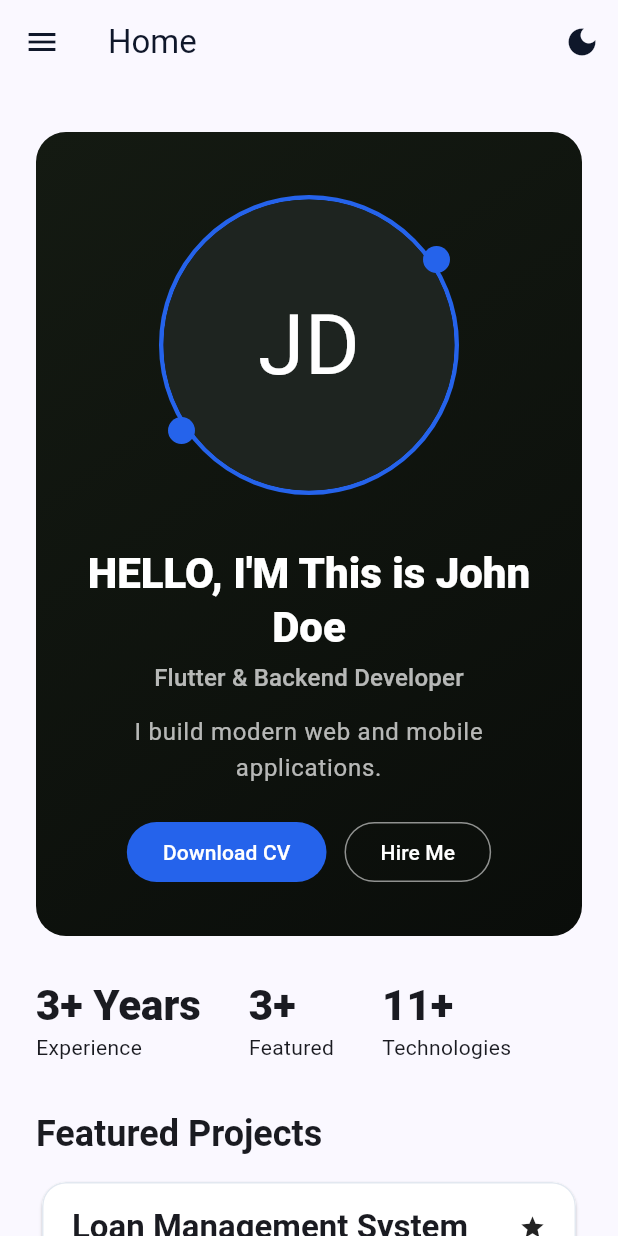
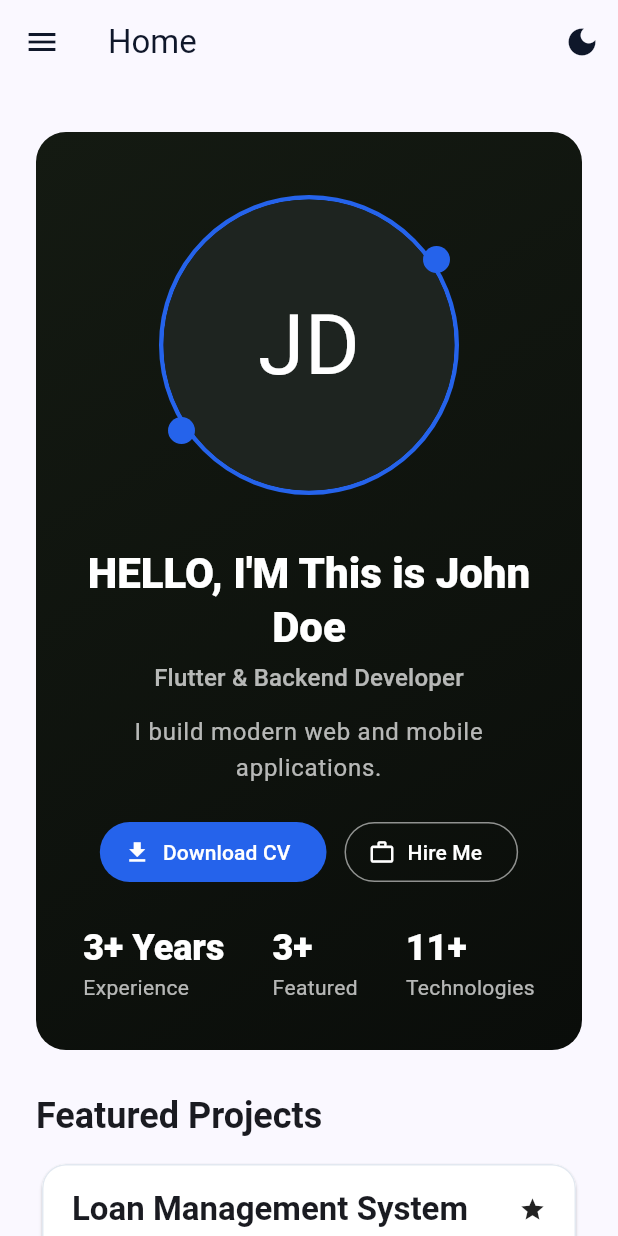
Before and after one commit to oyinss/portfolio, a Flutter app: the screen it shows after launch, on a phone screen of 412 x 824 dp. Run offline on Flutter 3.47's test engine with Material 3 defaults, Android fonts, the phone set to English and light mode, and no system bars; our stand-ins replace file_picker, flutter_svg, go_router, image_picker, shared_preferences.

Commit message:
Hero: stats inside intro box; icons on hero + card buttons

```diff
--- a/app/lib/features/home/home_page.dart
+++ b/app/lib/features/home/home_page.dart
@@ -60,17 +60,12 @@ class _HomeBody extends StatelessWidget {
       child: Column(
         crossAxisAlignment: CrossAxisAlignment.start,
         children: [
-          _HeroCard(profile: profile),
+          _HeroCard(
+            profile: profile,
+            featuredCount: featured.length,
+            techCount: techCount,
+          ),
           const SizedBox(height: 28),
-          Wrap(
-            spacing: 32,
-            children: [
-              _Stat(value: profile.yearsExperience, label: 'Experience'),
-              _Stat(value: '${featured.length}+', label: 'Featured'),
-              _Stat(value: '$techCount+', label: 'Technologies'),
-            ],
-          ),
-          const SizedBox(height: 32),
           Text('Featured Projects', style: text.headlineSmall?.copyWith(fontWeight: FontWeight.w700)),
           const SizedBox(height: 12),
           GridView.builder(
@@ -101,7 +96,9 @@ class _HomeBody extends StatelessWidget {
 /// the active accent color.
 class _HeroCard extends StatelessWidget {
   final PortfolioProfile profile;
-  const _HeroCard({required this.profile});
+  final int featuredCount;
+  final int techCount;
+  const _HeroCard({required this.profile, required this.featuredCount, required this.techCount});
 
   Future<void> _downloadCv(BuildContext context) async {
     final url = resolveFileUrl(profile.resumeUrl);
@@ -194,19 +191,32 @@ class _HeroCard extends StatelessWidget {
           runSpacing: 12,
           alignment: wide ? WrapAlignment.start : WrapAlignment.center,
           children: [
-            FilledButton(
+            FilledButton.icon(
               style: FilledButton.styleFrom(backgroundColor: accent, foregroundColor: onAccent),
               onPressed: () => _downloadCv(context),
-              child: const Text('Download CV'),
+              icon: const Icon(Icons.download, size: 18),
+              label: const Text('Download CV'),
             ),
-            OutlinedButton(
+            OutlinedButton.icon(
               style: OutlinedButton.styleFrom(
                 foregroundColor: Colors.white,
                 side: const BorderSide(color: Colors.white54),
               ),
               onPressed: () => context.go('/contact'),
-              child: const Text('Hire Me'),
+              icon: const Icon(Icons.work_outline, size: 18),
+              label: const Text('Hire Me'),
             ),
+          ],
+        ),
+        const SizedBox(height: 24),
+        Wrap(
+          spacing: 32,
+          runSpacing: 12,
+          alignment: wide ? WrapAlignment.start : WrapAlignment.center,
+          children: [
+            _HeroStat(value: profile.yearsExperience, label: 'Experience'),
+            _HeroStat(value: '$featuredCount+', label: 'Featured'),
+            _HeroStat(value: '$techCount+', label: 'Technologies'),
           ],
         ),
       ],
@@ -237,6 +247,27 @@ class _HeroCard extends StatelessWidget {
                 copy,
               ],
             ),
+    );
+  }
+}
+
+class _HeroStat extends StatelessWidget {
+  final String value;
+  final String label;
+  const _HeroStat({required this.value, required this.label});
+
+  @override
+  Widget build(BuildContext context) {
+    return Column(
+      crossAxisAlignment: CrossAxisAlignment.start,
+      children: [
+        Text(value,
+            style: Theme.of(context)
+                .textTheme
+                .headlineSmall
+                ?.copyWith(fontWeight: FontWeight.w800, color: Colors.white)),
+        Text(label, style: const TextStyle(color: Colors.white70)),
+      ],
     );
   }
 }
@@ -285,20 +316,3 @@ class _Socials extends StatelessWidget {
     );
   }
 }
-
-class _Stat extends StatelessWidget {
-  final String value;
-  final String label;
-  const _Stat({required this.value, required this.label});
-
-  @override
-  Widget build(BuildContext context) {
-    return Column(
-      crossAxisAlignment: CrossAxisAlignment.start,
-      children: [
-        Text(value, style: Theme.of(context).textTheme.headlineMedium?.copyWith(fontWeight: FontWeight.w800)),
-        Text(label),
-      ],
-    );
-  }
-}
--- a/app/lib/shared/widgets/project_card.dart
+++ b/app/lib/shared/widgets/project_card.dart
@@ -5,6 +5,7 @@ import 'package:url_launcher/url_launcher.dart';
 
 import '../../core/utils/file_url.dart';
 import '../../models/project.dart';
+import 'social_icon.dart';
 import 'tech_chip.dart';
 
 /// Fixed-height card for grids: single Column (no nested flex) with the
@@ -91,9 +92,10 @@ class ProjectCard extends StatelessWidget {
                     if (project.liveUrl != null)
                       Expanded(
                         flex: 3,
-                        child: FilledButton(
+                        child: FilledButton.icon(
                           onPressed: () => _openUrl(project.liveUrl!),
-                          child: const Text('Live Demo ↗'),
+                          icon: const Icon(Icons.north_east, size: 18),
+                          label: const Text('Live Demo'),
                         ),
                       ),
                     if (project.liveUrl != null && project.githubUrl != null)
@@ -103,7 +105,7 @@ class ProjectCard extends StatelessWidget {
                         flex: 2,
                         child: OutlinedButton.icon(
                           onPressed: () => _openUrl(project.githubUrl!),
-                          icon: const Icon(Icons.code, size: 18),
+                          icon: SocialIcon(platform: 'GitHub', size: 18),
                           label: const Text('GitHub'),
                         ),
                       ),
```
